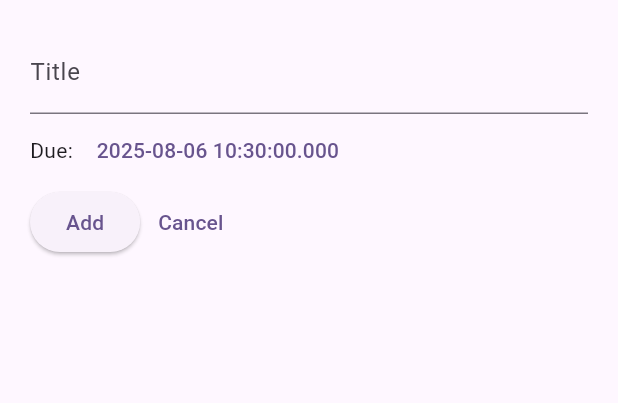
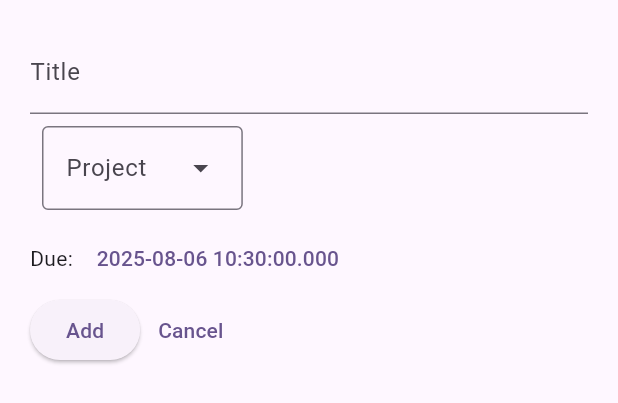
Before and after one commit to VanJackal/jtask_flutter, a Flutter app: the AddTaskDialog widget shown alone on an empty page, opened directly with empty values, after a tap on "Add", on a phone screen of 412 x 824 dp. Shown: the top 403 px of the screen. Run offline on Flutter 3.47's test engine with Material 3 defaults, Android fonts, the phone set to English and light mode, and no system bars; missing offline and left inert: sqlite3, window_size; statements that could not run were skipped.

Commit message:
added project to add task dialogue

```diff
--- a/lib/data/repositories/task_repository.dart
+++ b/lib/data/repositories/task_repository.dart
@@ -27,7 +27,7 @@ class TaskRepository implements ITaskRepository {
   }
 
   Task _addTask(Task task){
-    db.execUpdate("INSERT INTO Tasks (id, title, dueDate, state) VALUES (?,?,?,?)",[task.id, task.title, task.dueDate.toIso8601String(), task.state]);
+    db.execUpdate("INSERT INTO Tasks (id, title, dueDate, state, projectId) VALUES (?,?,?,?,?)",[task.id, task.title, task.dueDate.toIso8601String(), task.state, task.projectId]);
     return task;
   }
 
--- a/lib/ui/homepage.dart
+++ b/lib/ui/homepage.dart
@@ -20,7 +20,7 @@ class HomePage extends StatefulWidget {
 class _HomePageState extends State<HomePage> {
   @override
   Widget build(BuildContext context) {
-    var taskListViewModel = TaskListViewModel(context.read<ITaskRepository>());
+    var taskListViewModel = TaskListViewModel(context.read<ITaskRepository>(), context.read<IProjectRepository>());
     var projectsViewModel = ProjectsViewModel(projectRepo:context.read<IProjectRepository>());
     projectsViewModel.addListener((){
       taskListViewModel.projectId = projectsViewModel.selected;
--- a/lib/ui/tasklist/addTaskDialog.dart
+++ b/lib/ui/tasklist/addTaskDialog.dart
@@ -1,3 +1,5 @@
+import 'dart:collection';
+
 import 'package:flutter/material.dart';
 import 'package:jtask_flutter/ui/tasklist/taskList_viewModel.dart';
 
@@ -12,11 +14,12 @@ class AddTaskDialog extends StatefulWidget {
 
 class _AddTaskDialogState extends State<AddTaskDialog> {
   String title = "";
+  String projectId = "";
 
   DateTime dueDate = DateTime.now();
 
   void _addTaskButton() {
-    widget.viewModel.addTask(title, dueDate);
+    widget.viewModel.addTask(title, dueDate, projectId);
   }
 
   void _selectDueDate(BuildContext context) async {
@@ -38,6 +41,7 @@ class _AddTaskDialogState extends State<AddTaskDialog> {
       padding: EdgeInsets.all(20),
       child: Center(
         child: Column(
+          crossAxisAlignment: CrossAxisAlignment.start,
           children: [
             TextFormField(
               initialValue: title,
@@ -47,6 +51,26 @@ class _AddTaskDialogState extends State<AddTaskDialog> {
               onChanged: (val) => {
                 title = val
               },
+            ),
+            Padding(
+              padding: const EdgeInsets.all(8.0),
+              child: DropdownMenu<String>(
+                enableFilter: true,
+                label: const Text("Project"),
+                onSelected: (String? id){
+                  setState(() {
+                      projectId = id!;
+                  });
+                },
+                dropdownMenuEntries: UnmodifiableListView(
+                  widget.viewModel.projects.map((p){
+                    return DropdownMenuEntry(
+                      value: p.id,
+                      label: p.title
+                    );
+                  })
+                )
+              ),
             ),
             Row(
               children: [
--- a/lib/ui/tasklist/taskList_viewModel.dart
+++ b/lib/ui/tasklist/taskList_viewModel.dart
@@ -1,11 +1,15 @@
 import 'package:flutter/material.dart';
+import 'package:jtask_flutter/data/repositories/project_repository.dart';
 import 'package:jtask_flutter/data/repositories/task_repository.dart';
+import 'package:jtask_flutter/domain/models/project.dart';
 import 'package:jtask_flutter/domain/models/task.dart';
 
 class TaskListViewModel extends ChangeNotifier{
-  TaskListViewModel(this.taskRepo);
+  TaskListViewModel(this.taskRepo, this.projectRepository);
 
   final ITaskRepository taskRepo;
+  final IProjectRepository projectRepository;
+
   bool _showCompleted = false;
   String _projectId = "";
 
@@ -37,6 +41,8 @@ class TaskListViewModel extends ChangeNotifier{
     notifyListeners();
   }
 
-
+  List<Project> get projects {
+    return projectRepository.getProjects();
+  }
 
 }
```
